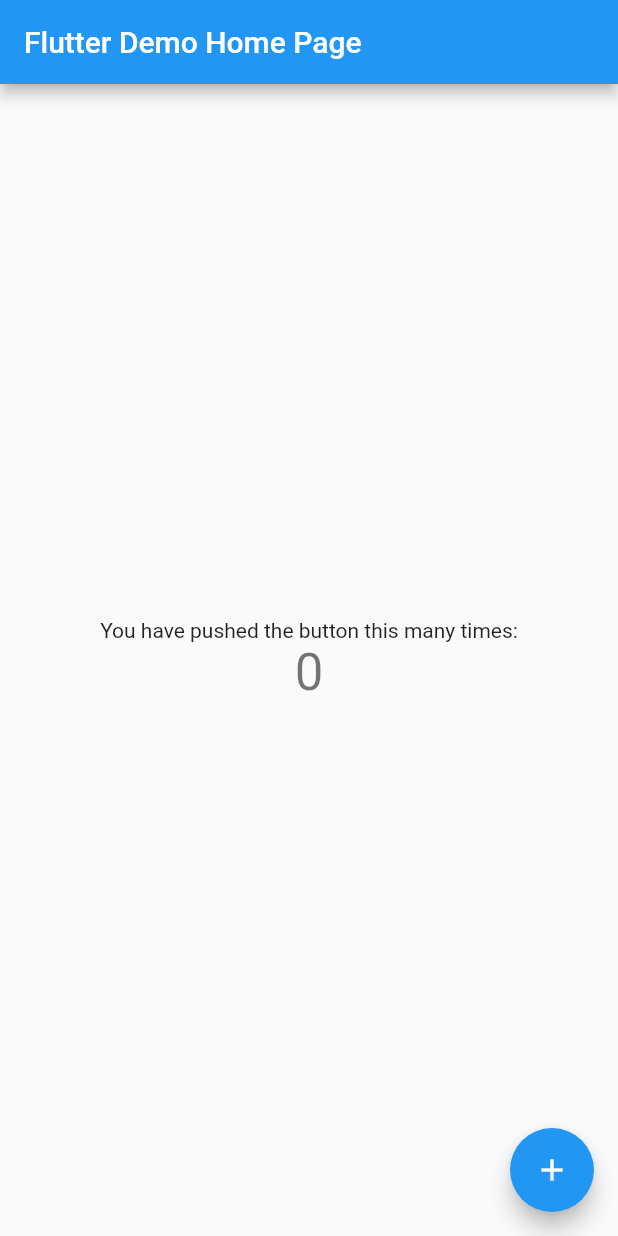
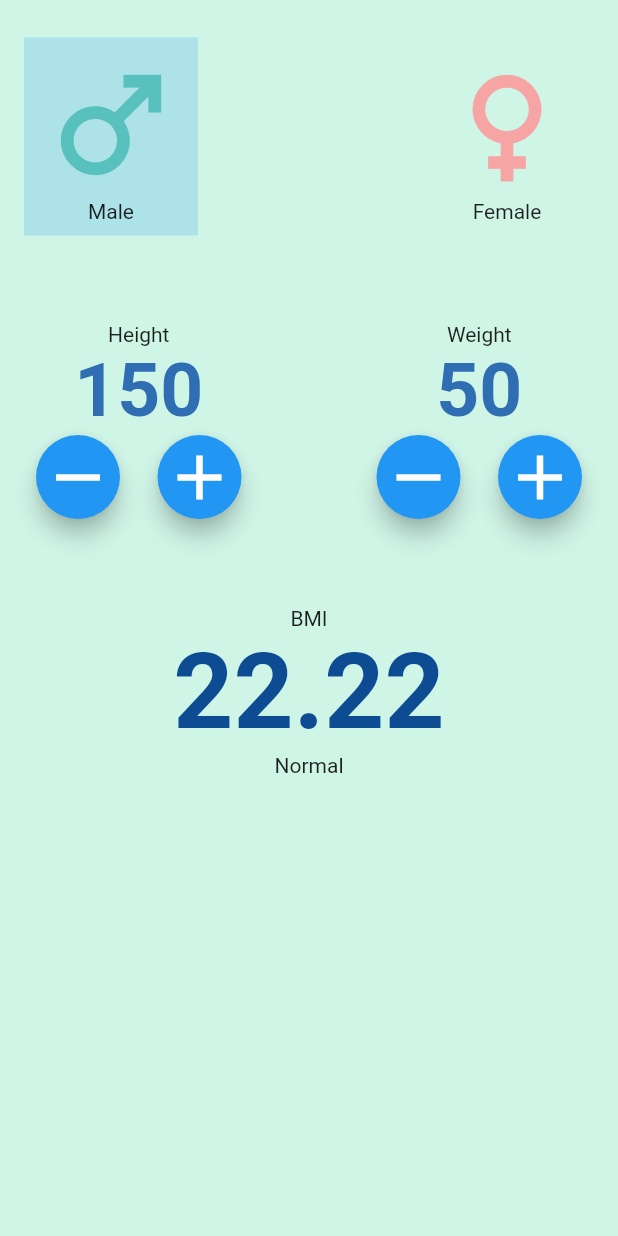
Before and after one commit to dulakshirb/bmi_calculator, a Flutter app: the screen it shows after launch, on a phone screen of 412 x 824 dp. Run offline on Flutter 3.47's test engine with Material 2 defaults, Android fonts, the phone set to English and light mode, and no system bars.

Commit message:
UI and calculate VMI

```diff
--- /dev/null
+++ b/lib/constants.dart
@@ -0,0 +1,9 @@
+import 'package:flutter/material.dart';
+
+const kTextColor = Color(0xFF306eb3);
+const kOutputTextColor = Color(0xFF0D4C92);
+const kInputLabelColor = TextStyle(
+  color: kTextColor,
+  fontSize: 50,
+  fontWeight: FontWeight.bold,
+);
--- a/lib/main.dart
+++ b/lib/main.dart
@@ -1,3 +1,4 @@
+import 'package:bmi_calculator/main_page.dart';
 import 'package:flutter/material.dart';
 
 void main() {
@@ -24,92 +25,7 @@ class MyApp extends StatelessWidget {
         // is not restarted.
         primarySwatch: Colors.blue,
       ),
-      home: const MyHomePage(title: 'Flutter Demo Home Page'),
+      home: const MainPage(),
     );
   }
 }
-
-class MyHomePage extends StatefulWidget {
-  const MyHomePage({super.key, required this.title});
-
-  // This widget is the home page of your application. It is stateful, meaning
-  // that it has a State object (defined below) that contains fields that affect
-  // how it looks.
-
-  // This class is the configuration for the state. It holds the values (in this
-  // case the title) provided by the parent (in this case the App widget) and
-  // used by the build method of the State. Fields in a Widget subclass are
-  // always marked "final".
-
-  final String title;
-
-  @override
-  State<MyHomePage> createState() => _MyHomePageState();
-}
-
-class _MyHomePageState extends State<MyHomePage> {
-  int _counter = 0;
-
-  void _incrementCounter() {
-    setState(() {
-      // This call to setState tells the Flutter framework that something has
-      // changed in this State, which causes it to rerun the build method below
-      // so that the display can reflect the updated values. If we changed
-      // _counter without calling setState(), then the build method would not be
-      // called again, and so nothing would appear to happen.
-      _counter++;
-    });
-  }
-
-  @override
-  Widget build(BuildContext context) {
-    // This method is rerun every time setState is called, for instance as done
-    // by the _incrementCounter method above.
-    //
-    // The Flutter framework has been optimized to make rerunning build methods
-    // fast, so that you can just rebuild anything that needs updating rather
-    // than having to individually change instances of widgets.
-    return Scaffold(
-      appBar: AppBar(
-        // Here we take the value from the MyHomePage object that was created by
-        // the App.build method, and use it to set our appbar title.
-        title: Text(widget.title),
-      ),
-      body: Center(
-        // Center is a layout widget. It takes a single child and positions it
-        // in the middle of the parent.
-        child: Column(
-          // Column is also a layout widget. It takes a list of children and
-          // arranges them vertically. By default, it sizes itself to fit its
-          // children horizontally, and tries to be as tall as its parent.
-          //
-          // Invoke "debug painting" (press "p" in the console, choose the
-          // "Toggle Debug Paint" action from the Flutter Inspector in Android
-          // Studio, or the "Toggle Debug Paint" command in Visual Studio Code)
-          // to see the wireframe for each widget.
-          //
-          // Column has various properties to control how it sizes itself and
-          // how it positions its children. Here we use mainAxisAlignment to
-          // center the children vertically; the main axis here is the vertical
-          // axis because Columns are vertical (the cross axis would be
-          // horizontal).
-          mainAxisAlignment: MainAxisAlignment.center,
-          children: <Widget>[
-            const Text(
-              'You have pushed the button this many times:',
-            ),
-            Text(
-              '$_counter',
-              style: Theme.of(context).textTheme.headline4,
-            ),
-          ],
-        ),
-      ),
-      floatingActionButton: FloatingActionButton(
-        onPressed: _incrementCounter,
-        tooltip: 'Increment',
-        child: const Icon(Icons.add),
-      ), // This trailing comma makes auto-formatting nicer for build methods.
-    );
-  }
-}
--- /dev/null
+++ b/lib/main_page.dart
@@ -0,0 +1,186 @@
+import 'package:bmi_calculator/constants.dart';
+import 'package:flutter/material.dart';
+
+class MainPage extends StatefulWidget {
+  const MainPage({super.key});
+
+  @override
+  State<MainPage> createState() => _MainPageState();
+}
+
+class _MainPageState extends State<MainPage> {
+  int height = 150;
+  int weight = 50;
+
+  late double bmi = calculateBMI(height: height, weight: weight);
+
+  @override
+  Widget build(BuildContext context) {
+    return Scaffold(
+      body: SafeArea(
+        child: Container(
+          color: const Color(0xFFCFF5E7),
+          padding: const EdgeInsets.symmetric(horizontal: 16, vertical: 25),
+          child: Column(
+            children: [
+              Row(
+                children: [
+                  Container(
+                    color: Colors.blue.withAlpha(50),
+                    padding: const EdgeInsets.all(8.0),
+                    child: Column(
+                      children: const [
+                        Icon(
+                          Icons.male,
+                          size: 100,
+                          color: Color(0xFF59C1BD),
+                        ),
+                        Text("Male"),
+                      ],
+                    ),
+                  ),
+                  const Spacer(),
+                  Padding(
+                    padding: const EdgeInsets.all(8.0),
+                    child: Column(
+                      children: const [
+                        Icon(
+                          Icons.female,
+                          size: 100,
+                          color: Color(0xFFF7A4A4),
+                        ),
+                        Text("Female"),
+                      ],
+                    ),
+                  ),
+                ],
+              ),
+              const SizedBox(
+                height: 50,
+              ),
+              Row(
+                children: [
+                  Padding(
+                    padding: const EdgeInsets.all(8.0),
+                    child: Column(
+                      children: [
+                        const Text("Height"),
+                        Text("$height", style: kInputLabelColor),
+                        Row(
+                          children: [
+                            FloatingActionButton(
+                              onPressed: () {
+                                setState(() {
+                                  if (height > 50) height--;
+                                  bmi = calculateBMI(
+                                      height: height, weight: weight);
+                                });
+                              },
+                              child: Icon(
+                                Icons.remove,
+                                size: 50,
+                              ),
+                            ),
+                            SizedBox(
+                              width: 25,
+                            ),
+                            FloatingActionButton(
+                              onPressed: () {
+                                setState(() {
+                                  if (height < 220) height++;
+                                  bmi = calculateBMI(
+                                      height: height, weight: weight);
+                                });
+                              },
+                              child: Icon(
+                                Icons.add,
+                                size: 50,
+                              ),
+                            ),
+                          ],
+                        )
+                      ],
+                    ),
+                  ),
+                  const Spacer(),
+                  Padding(
+                    padding: const EdgeInsets.all(8.0),
+                    child: Column(
+                      children: [
+                        const Text("Weight"),
+                        Text("$weight", style: kInputLabelColor),
+                        Row(
+                          children: [
+                            FloatingActionButton(
+                              onPressed: () {
+                                setState(() {
+                                  if (weight > 32) weight--;
+                                  bmi = calculateBMI(
+                                      height: height, weight: weight);
+                                });
+                              },
+                              child: Icon(
+                                Icons.remove,
+                                size: 50,
+                              ),
+                            ),
+                            SizedBox(
+                              width: 25,
+                            ),
+                            FloatingActionButton(
+                              onPressed: () {
+                                setState(() {
+                                  if (weight < 350) weight++;
+                                  bmi = calculateBMI(
+                                      height: height, weight: weight);
+                                });
+                              },
+                              child: Icon(
+                                Icons.add,
+                                size: 50,
+                              ),
+                            ),
+                          ],
+                        )
+                      ],
+                    ),
+                  ),
+                ],
+              ),
+              const SizedBox(
+                height: 50,
+              ),
+              Column(
+                children: [
+                  const Text("BMI"),
+                  Text(
+                    "${bmi.toStringAsFixed(2)}",
+                    style: kInputLabelColor.copyWith(
+                        color: kOutputTextColor, fontSize: 70),
+                  ),
+                  Text(getResult(bmi))
+                ],
+              ),
+            ],
+          ),
+        ),
+      ),
+    );
+  }
+
+  double calculateBMI({required int height, required int weight}) {
+    return (weight / (height * height)) * 10000;
+  }
+
+  static String getResult(bmiValue) {
+    if (bmiValue >= 40) {
+      return 'Obese';
+    } else if (bmiValue >= 25) {
+      return 'Overweight';
+    } else if (bmiValue > 18.5) {
+      return 'Normal';
+    } else {
+      return 'Underweight';
+    }
+  }
+}
```
